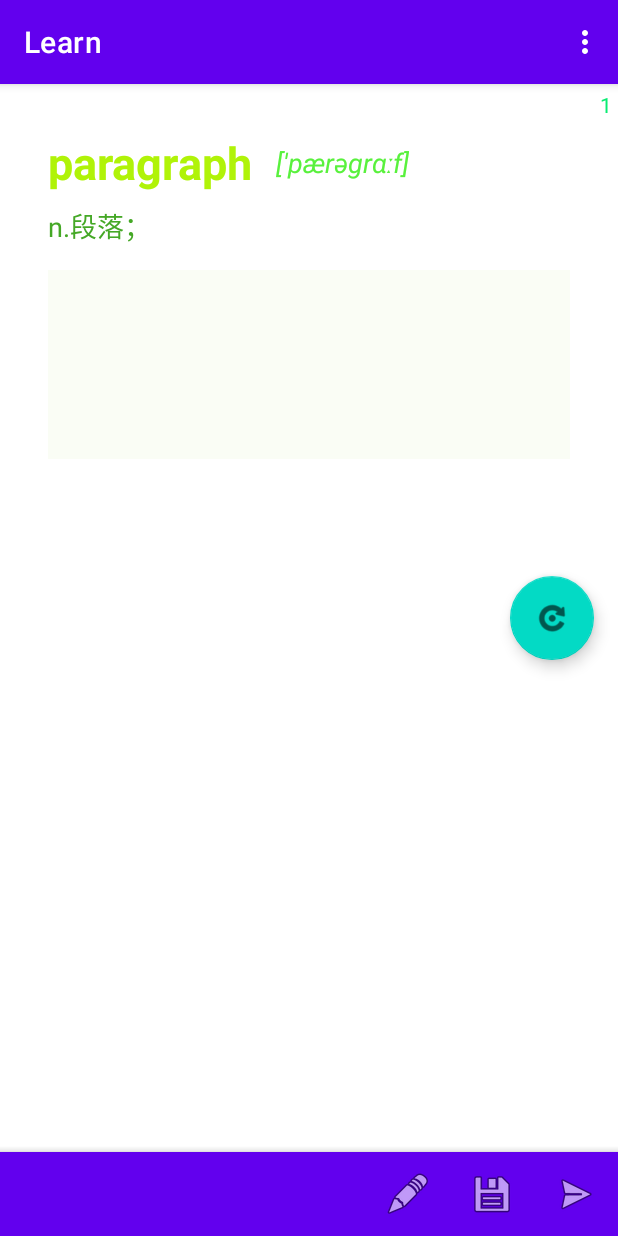
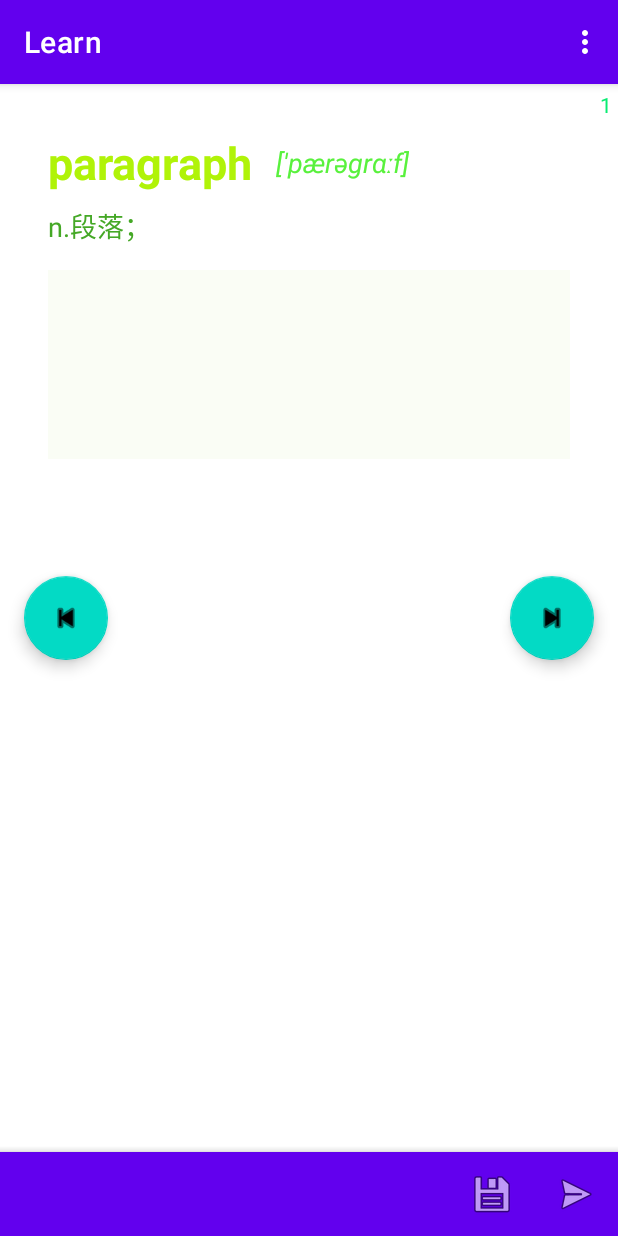
Before and after one commit to zhaohongbogit/english, an Android app: the screen it shows after launch (MainActivity), on a phone screen of 412 x 824 dp. Run offline under Robolectric (Android 15) with nearby library versions, the phone set to English and light mode, and no system bars; our stand-ins replace Room's generated code, navigation-ui.

Commit message:
添加返回上一个词的功能

```diff
--- a/app/src/main/java/tk/hb/english/FirstFragment.kt
+++ b/app/src/main/java/tk/hb/english/FirstFragment.kt
@@ -38,9 +38,6 @@ class FirstFragment : Fragment() {
                 R.id.bottomGo -> {
                     findNavController().navigate(R.id.action_FirstFragment_to_SecondFragment)
                 }
-                R.id.bottomEdit -> {
-                    editTextTextMultiLine.isEnabled = true
-                }
                 R.id.bottomSave -> {
                     viewModel.saveWord(editTextTextMultiLine.text.toString())
                     editTextTextMultiLine.isEnabled = false
--- a/app/src/main/java/tk/hb/english/MainActivity.kt
+++ b/app/src/main/java/tk/hb/english/MainActivity.kt
@@ -9,7 +9,7 @@ import androidx.navigation.findNavController
 import androidx.navigation.ui.AppBarConfiguration
 import androidx.navigation.ui.navigateUp
 import androidx.navigation.ui.setupActionBarWithNavController
-import com.google.android.material.floatingactionbutton.FloatingActionButton
+import kotlinx.android.synthetic.main.activity_main.*
 
 class MainActivity : AppCompatActivity() {
 
@@ -25,9 +25,8 @@ class MainActivity : AppCompatActivity() {
         appBarConfiguration = AppBarConfiguration(navController.graph)
         setupActionBarWithNavController(navController, appBarConfiguration)
 
-        findViewById<FloatingActionButton>(R.id.fab).setOnClickListener {
-            viewModel.resetWord()
-        }
+        fabNext.setOnClickListener { viewModel.resetWord() }
+        fabPre.setOnClickListener { viewModel.goBack() }
     }
 
     override fun onCreateOptionsMenu(menu: Menu): Boolean {
--- a/app/src/main/java/tk/hb/english/WordViewModel.kt
+++ b/app/src/main/java/tk/hb/english/WordViewModel.kt
@@ -27,6 +27,11 @@ class WordViewModel : ViewModel() {
     private var thisIndex: Int = 1
 
     private var showWord: MutableLiveData<WordBean> = MutableLiveData()
+
+    fun goBack() {
+        thisIndex -= 2
+        resetWord()
+    }
 
     fun resetWord() {
         Thread(Runnable {
--- a/app/src/main/res/layout/activity_main.xml
+++ b/app/src/main/res/layout/activity_main.xml
@@ -23,11 +23,19 @@
     <include layout="@layout/content_main" />
 
     <com.google.android.material.floatingactionbutton.FloatingActionButton
-        android:id="@+id/fab"
+        android:id="@+id/fabNext"
         android:layout_width="wrap_content"
         android:layout_height="wrap_content"
         android:layout_gravity="center|end"
         android:layout_margin="@dimen/fab_margin"
-        app:srcCompat="@android:drawable/ic_menu_rotate" />
+        app:srcCompat="@android:drawable/ic_media_next" />
+
+    <com.google.android.material.floatingactionbutton.FloatingActionButton
+        android:id="@+id/fabPre"
+        android:layout_width="wrap_content"
+        android:layout_height="wrap_content"
+        android:layout_gravity="center|start"
+        android:layout_margin="@dimen/fab_margin"
+        app:srcCompat="@android:drawable/ic_media_previous" />
 
 </androidx.coordinatorlayout.widget.CoordinatorLayout>
--- a/app/src/main/res/layout/fragment_first.xml
+++ b/app/src/main/res/layout/fragment_first.xml
@@ -60,7 +60,6 @@
             android:layout_marginEnd="32dp"
             android:background="#33E3F3CD"
             android:ems="10"
-            android:enabled="false"
             android:gravity="start|top"
             android:inputType="textMultiLine"
             android:maxLines="10"
--- a/app/src/main/res/menu/menu_learn_bottom.xml
+++ b/app/src/main/res/menu/menu_learn_bottom.xml
@@ -2,11 +2,6 @@
 <menu xmlns:android="http://schemas.android.com/apk/res/android"
     xmlns:app="http://schemas.android.com/apk/res-auto">
 
-    <item
-        android:id="@+id/bottomEdit"
-        android:icon="@android:drawable/ic_menu_edit"
-        android:title="Edit"
-        app:showAsAction="always|withText" />
     <item
         android:id="@+id/bottomSave"
         android:icon="@android:drawable/ic_menu_save"
```
